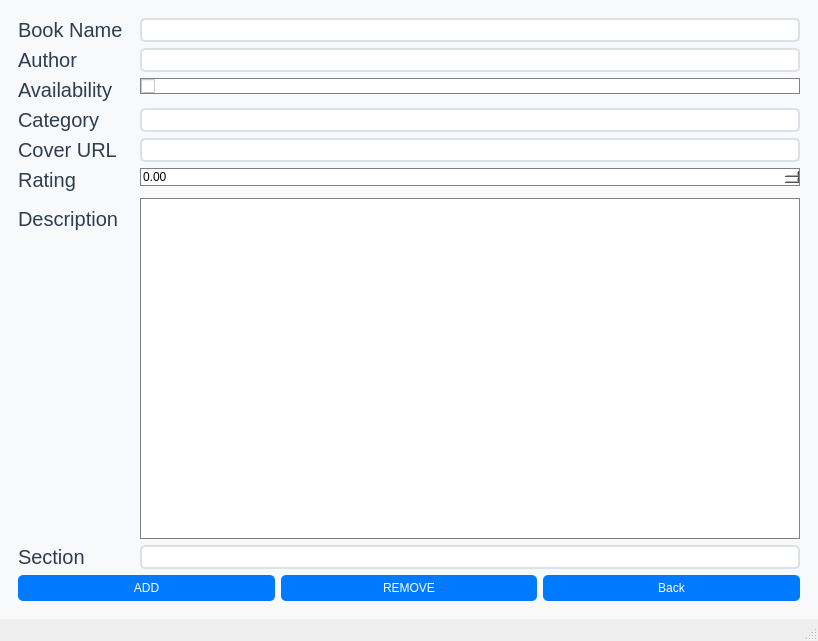
Before: the Qt Designer form mainwindow.ui in PocketLib-Devs/PocketLib, drawn with Qt 5.
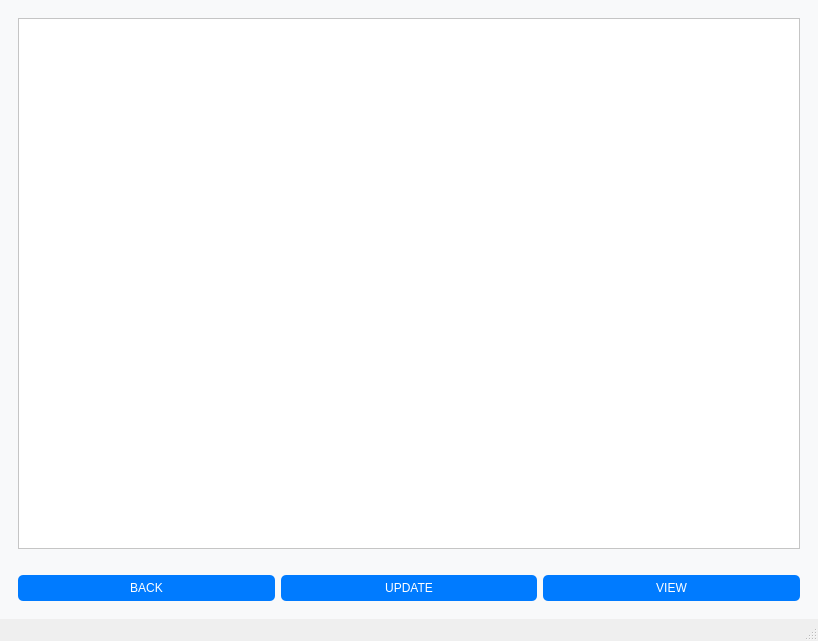
After: the same form once the commit is applied. The open tabs and pages were chosen to show the change.

Commit message: Inventory sorted. Added remove, update Book feature, Enhanced ui.

The edit to the form file:
```diff
--- a/mainwindow.ui
+++ b/mainwindow.ui
@@ -810,11 +810,86 @@
           </column>
          </widget>
         </item>
+        <item>
+         <widget class="QPushButton" name="backFromMonitoring_btn">
+          <property name="text">
+           <string>Back to Dashboard</string>
+          </property>
+         </widget>
+        </item>
+       </layout>
+      </widget>
+      <widget class="QWidget" name="inventory">
+       <layout class="QGridLayout" name="gridLayout_2">
+        <item row="0" column="0" colspan="3">
+         <widget class="QTableWidget" name="tableWidget_books">
+          <property name="styleSheet">
+           <string notr="true">QHeaderView::section {
+    background-color: #e0e0e0; /* A slightly darker gray for the background */
+    color: black;              /* Forces the text to be black */
+    font-weight: bold;         /* Optional: makes the headings stand out more */
+    border: 1px solid #c0c0c0; /* Optional: adds a nice border between header cells */
+    padding: 4px;
+}
+/* Set the default text and background color for the table */
+QTableWidget {
+    color: black;
+    background-color: white;
+}
+
+/* Ensure individual cell text is strictly black when not selected */
+QTableWidget::item {
+    color: black;
+}
+
+/* Keep your nice purple selection highlight */
+QTableWidget::item:selected {
+    background-color: #6a0dad; /* A close match to the purple in your screenshot */
+    color: white;
+}</string>
+          </property>
+         </widget>
+        </item>
+        <item row="1" column="0" colspan="3">
+         <widget class="QLabel" name="label_selectedBook">
+          <property name="text">
+           <string/>
+          </property>
+         </widget>
+        </item>
+        <item row="2" column="0">
+         <widget class="QPushButton" name="back_btn_3">
+          <property name="text">
+           <string>BACK</string>
+          </property>
+         </widget>
+        </item>
+        <item row="2" column="1">
+         <widget class="QPushButton" name="update_to_add_btn">
+          <property name="text">
+           <string>UPDATE</string>
+          </property>
+         </widget>
+        </item>
+        <item row="2" column="2">
+         <widget class="QPushButton" name="View_btn">
+          <property name="text">
+           <string>VIEW</string>
+          </property>
+         </widget>
+        </item>
        </layout>
       </widget>
       <widget class="QWidget" name="addRemove_page">
        <layout class="QGridLayout" name="gridLayout_3">
-        <item row="0" column="0" colspan="3">
+        <item row="1" column="0">
+         <widget class="QPushButton" name="addBook_btn">
+          <property name="text">
+           <string>ADD</string>
+          </property>
+         </widget>
+        </item>
+        <item row="0" column="0" colspan="4">
          <layout class="QFormLayout" name="formLayout">
           <item row="0" column="0">
            <widget class="QLabel" name="bookName">
@@ -857,24 +932,17 @@
              </font>
             </property>
             <property name="text">
-             <string>Availability</string>
+             <string>Quantity</string>
             </property>
            </widget>
           </item>
           <item row="2" column="1">
-           <widget class="QCheckBox" name="checkBox">
-            <property name="font">
-             <font>
-              <bold>true</bold>
-             </font>
-            </property>
+           <widget class="QSpinBox" name="spinBox_qty">
             <property name="styleSheet">
              <string notr="true">background-color: white;
 color: black;
-border: 1px solid gray;</string>
-            </property>
-            <property name="text">
-             <string/>
+border: 1px solid gray;
+</string>
             </property>
            </widget>
           </item>
@@ -973,22 +1041,22 @@
           </item>
          </layout>
         </item>
-        <item row="1" column="0">
-         <widget class="QPushButton" name="addBook_btn">
+        <item row="1" column="3">
+         <widget class="QPushButton" name="back_btn">
           <property name="text">
            <string>ADD</string>
           </property>
          </widget>
         </item>
-        <item row="1" column="1">
+        <item row="1" column="2">
          <widget class="QPushButton" name="remove_btn">
           <property name="text">
            <string>REMOVE</string>
           </property>
          </widget>
         </item>
-        <item row="1" column="2">
-         <widget class="QPushButton" name="back_btn">
+        <item row="1" column="1">
+         <widget class="QPushButton" name="update_btn">
           <property name="text">
            <string>Back</string>
           </property>
```
Left out of the diff: 53 changed lines with no effect on the pictures. The commit also changes 5 other files.
